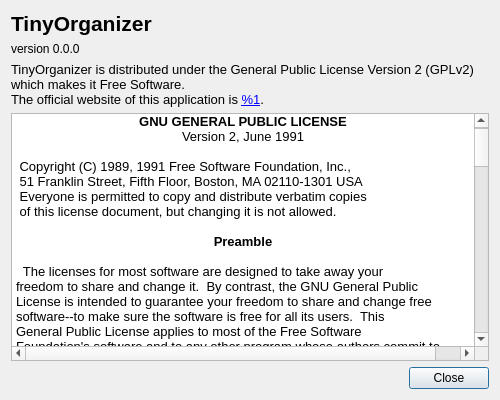
This is src/aboutbox.ui in BackupTheBerlios/tinyorganizer as Qt 5 draws it before an edit. The edited form follows.
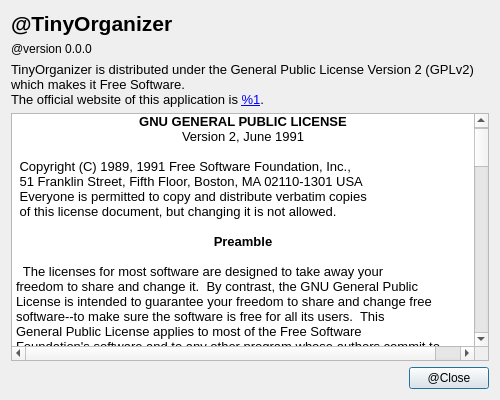
This is the edited form.

The edit to the form file:
```diff
--- a/src/aboutbox.ui
+++ b/src/aboutbox.ui
@@ -30,14 +30,14 @@
       </font>
      </property>
      <property name="text">
-      <string>TinyOrganizer</string>
+      <string>@TinyOrganizer</string>
      </property>
     </widget>
    </item>
    <item>
     <widget class="QLabel" name="mLabelVersion">
      <property name="text">
-      <string>version 0.0.0</string>
+      <string>@version 0.0.0</string>
      </property>
      <property name="alignment">
       <set>Qt::AlignLeading|Qt::AlignLeft|Qt::AlignVCenter</set>
@@ -444,7 +444,7 @@
      <item>
       <widget class="QPushButton" name="mButtonClose">
        <property name="text">
-        <string>Close</string>
+        <string>@Close</string>
        </property>
        <property name="default">
         <bool>true</bool>
```
Left out of the diff: 2 changed lines with no effect on the pictures.
